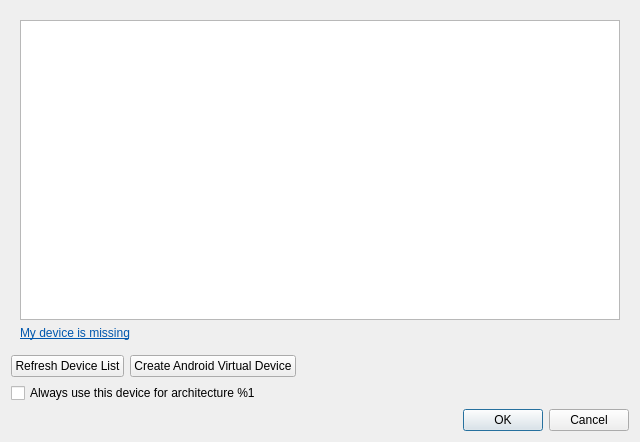
Qt form src/plugins/android/androiddevicedialog.ui (qt-creator/qt-creator) before a commit.
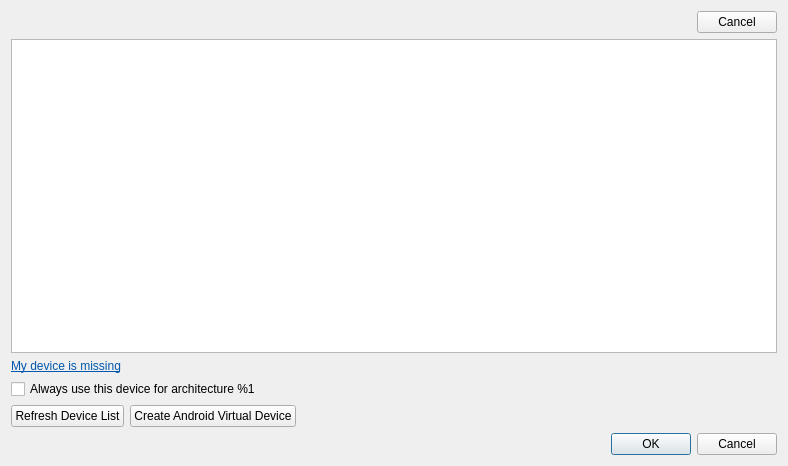
The same form after that commit.

Commit message: AndroidDeviceDialog: Move default device selection into Dialog

What changed in the file:
```diff
--- a/src/plugins/android/androiddevicedialog.ui
+++ b/src/plugins/android/androiddevicedialog.ui
@@ -6,53 +6,54 @@
    <rect>
     <x>0</x>
     <y>0</y>
-    <width>636</width>
-    <height>438</height>
+    <width>788</width>
+    <height>466</height>
    </rect>
   </property>
   <property name="windowTitle">
    <string>Select Android Device</string>
   </property>
   <layout class="QGridLayout" name="gridLayout">
-   <item row="3" column="0" colspan="2">
+   <item row="6" column="2">
+    <spacer name="horizontalSpacer">
+     <property name="orientation">
+      <enum>Qt::Horizontal</enum>
+     </property>
+     <property name="sizeHint" stdset="0">
+      <size>
+       <width>40</width>
+       <height>20</height>
+      </size>
+     </property>
+    </spacer>
+   </item>
+   <item row="2" column="0" colspan="2">
     <widget class="QCheckBox" name="defaultDeviceCheckBox">
      <property name="text">
       <string>Always use this device for architecture %1</string>
      </property>
     </widget>
    </item>
-   <item row="2" column="1">
-    <widget class="QPushButton" name="createAVDButton">
-     <property name="text">
-      <string>Create Android Virtual Device</string>
-     </property>
-    </widget>
-   </item>
-   <item row="4" column="2">
-    <widget class="QDialogButtonBox" name="buttonBox">
-     <property name="orientation">
-      <enum>Qt::Horizontal</enum>
-     </property>
-     <property name="standardButtons">
-      <set>QDialogButtonBox::Cancel|QDialogButtonBox::Ok</set>
-     </property>
-    </widget>
-   </item>
-   <item row="2" column="0">
-    <widget class="QPushButton" name="refreshDevicesButton">
-     <property name="text">
-      <string>Refresh Device List</string>
-     </property>
-    </widget>
-   </item>
-   <item row="0" column="0" colspan="3">
+   <item row="0" column="0" colspan="4">
     <widget class="QStackedWidget" name="stackedWidget">
      <property name="currentIndex">
       <number>0</number>
      </property>
      <widget class="QWidget" name="devicesPage">
       <layout class="QGridLayout" name="gridLayout_3">
-       <item row="1" column="0">
+       <property name="leftMargin">
+        <number>0</number>
+       </property>
+       <property name="topMargin">
+        <number>0</number>
+       </property>
+       <property name="rightMargin">
+        <number>0</number>
+       </property>
+       <property name="bottomMargin">
+        <number>0</number>
+       </property>
+       <item row="1" column="0" colspan="2">
         <widget class="QTreeView" name="deviceView">
          <property name="minimumSize">
           <size>
@@ -62,7 +63,7 @@
          </property>
         </widget>
        </item>
-       <item row="2" column="0">
+       <item row="2" column="0" colspan="2">
         <widget class="QLabel" name="missingLabel">
          <property name="text">
           <string>&lt;html&gt;&lt;head/&gt;&lt;body&gt;&lt;p&gt;&lt;a href=&quot;aaa&quot;&gt;&lt;span style=&quot; text-decoration: underline; color:#0057ae;&quot;&gt;My device is missing&lt;/span&gt;&lt;/a&gt;&lt;/p&gt;&lt;/body&gt;&lt;/html&gt;</string>
@@ -72,6 +73,26 @@
          </property>
         </widget>
        </item>
+       <item row="0" column="0">
+        <widget class="QLabel" name="lookingForDevice">
+         <property name="text">
+          <string/>
+         </property>
+        </widget>
+       </item>
+       <item row="0" column="1">
+        <widget class="QPushButton" name="lookingForDeviceCancel">
+         <property name="sizePolicy">
+          <sizepolicy hsizetype="Fixed" vsizetype="Fixed">
+           <horstretch>0</horstretch>
+           <verstretch>0</verstretch>
+          </sizepolicy>
+         </property>
+         <property name="text">
+          <string>Cancel</string>
+         </property>
+        </widget>
+       </item>
       </layout>
      </widget>
      <widget class="QWidget" name="noDevicesPage">
@@ -96,6 +117,42 @@
      </widget>
     </widget>
    </item>
+   <item row="8" column="0" colspan="4">
+    <widget class="QDialogButtonBox" name="buttonBox">
+     <property name="orientation">
+      <enum>Qt::Horizontal</enum>
+     </property>
+     <property name="standardButtons">
+      <set>QDialogButtonBox::Cancel|QDialogButtonBox::Ok</set>
+     </property>
+    </widget>
+   </item>
+   <item row="6" column="1">
+    <widget class="QPushButton" name="createAVDButton">
+     <property name="sizePolicy">
+      <sizepolicy hsizetype="Fixed" vsizetype="Fixed">
+       <horstretch>0</horstretch>
+       <verstretch>0</verstretch>
+      </sizepolicy>
+     </property>
+     <property name="text">
+      <string>Create Android Virtual Device</string>
+     </property>
+    </widget>
+   </item>
+   <item row="6" column="0">
+    <widget class="QPushButton" name="refreshDevicesButton">
+     <property name="sizePolicy">
+      <sizepolicy hsizetype="Fixed" vsizetype="Fixed">
+       <horstretch>0</horstretch>
+       <verstretch>0</verstretch>
+      </sizepolicy>
+     </property>
+     <property name="text">
+      <string>Refresh Device List</string>
+     </property>
+    </widget>
+   </item>
   </layout>
  </widget>
  <resources/>
```
Left out of the diff: 12 changed lines with no effect on the pictures. The commit also changes 3 other files.
